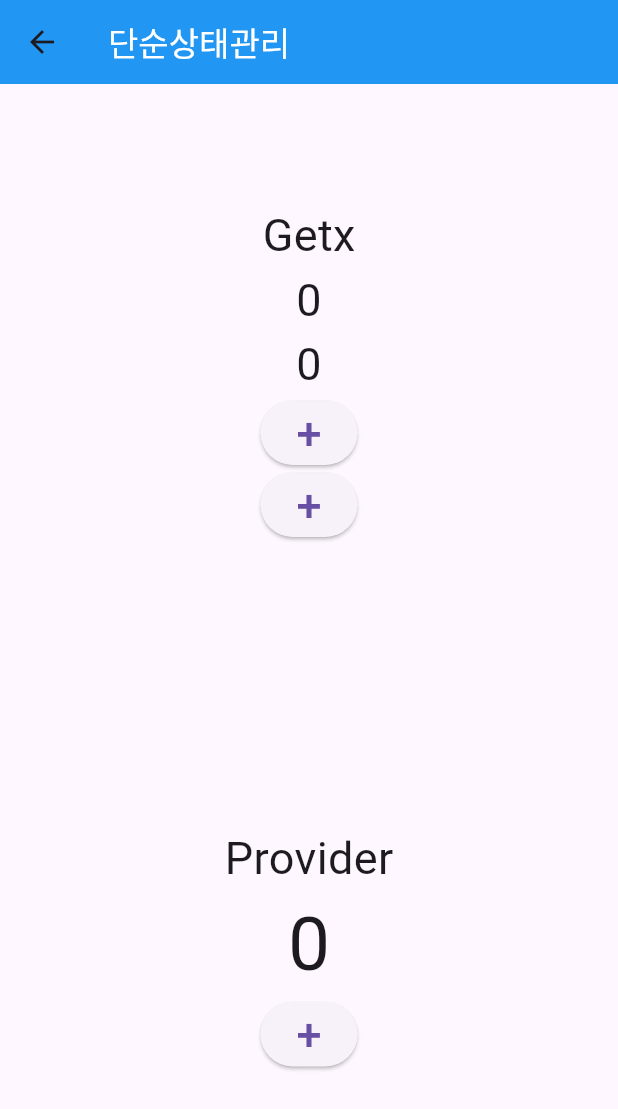
After one commit to MentalJava/flutter-getx, a Flutter app: the screen it shows after launch, after a tap on "단순상태관리", on a phone screen of 412 x 824 dp. The commit adds this screen. Shown: the top 1109 px of the screen. Run offline on Flutter 3.47's test engine with Material 3 defaults, Android fonts, the phone set to English and light mode, and no system bars; our stand-ins replace get.

Commit message:
상태관리

```diff
--- a/lib/main.dart
+++ b/lib/main.dart
@@ -2,8 +2,8 @@ import 'package:flutter/material.dart';
 import 'package:get/get.dart';
 import 'package:getx_flutter/src/home.dart';
 import 'package:getx_flutter/src/pages/next.dart';
-import 'package:getx_flutter/src/pages/normal/named/first.dart';
-import 'package:getx_flutter/src/pages/normal/named/second.dart';
+import 'package:getx_flutter/src/pages/named/first.dart';
+import 'package:getx_flutter/src/pages/named/second.dart';
 import 'package:getx_flutter/src/pages/user.dart';
 
 void main() {
--- /dev/null
+++ b/lib/src/controller/count_controller_with_getx.dart
@@ -0,0 +1,11 @@
+import 'package:flutter/material.dart';
+import 'package:get/get.dart';
+
+class CountControllerWithGetx extends GetxController {
+  int count = 0;
+
+  void increase(String id) {
+    count++;
+    update([id]);
+  }
+}
--- /dev/null
+++ b/lib/src/controller/count_controller_with_provider.dart
@@ -0,0 +1,9 @@
+import 'package:flutter/material.dart';
+
+class CountControllerWithProvider extends ChangeNotifier {
+  int count = 0;
+  void increase() {
+    count++;
+    notifyListeners();
+  }
+}
--- a/lib/src/home.dart
+++ b/lib/src/home.dart
@@ -1,7 +1,9 @@
 import 'package:flutter/material.dart';
 import 'package:get/get.dart';
+import 'package:getx_flutter/src/pages/dongjun.dart';
 import 'package:getx_flutter/src/pages/normal/first.dart';
-import 'package:getx_flutter/src/pages/normal/named/first.dart';
+import 'package:getx_flutter/src/pages/named/first.dart';
+import 'package:getx_flutter/src/pages/simple_state_manage_page.dart';
 
 class Home extends StatelessWidget {
   const Home({super.key});
@@ -56,6 +58,18 @@ class Home extends StatelessWidget {
               },
               child: const Text('동적 url'),
             ),
+            ElevatedButton(
+              onPressed: () {
+                Get.to(const SimpleStateManagePage());
+              },
+              child: const Text('단순상태관리'),
+            ),
+            ElevatedButton(
+              onPressed: () {
+                Get.to(const Dongjun());
+              },
+              child: const Text('동준'),
+            ),
           ],
         ),
       ),
--- a/lib/src/pages/normal/named/first.dart
+++ b/lib/src/pages/named/first.dart
@@ -1,6 +1,6 @@
 import 'package:flutter/material.dart';
 import 'package:get/get.dart';
-import 'package:getx_flutter/src/pages/normal/named/second.dart';
+import 'package:getx_flutter/src/pages/named/second.dart';
 import 'package:getx_flutter/src/pages/normal/second.dart';
 
 class FirstNamedPage extends StatelessWidget {
--- /dev/null
+++ b/lib/src/pages/simple_state_manage_page.dart
@@ -0,0 +1,40 @@
+import 'package:flutter/material.dart';
+import 'package:get/get.dart';
+import 'package:getx_flutter/src/controller/count_controller_with_getx.dart';
+import 'package:getx_flutter/src/controller/count_controller_with_provider.dart';
+import 'package:getx_flutter/src/pages/state/with_getx.dart';
+import 'package:getx_flutter/src/pages/state/with_provider.dart';
+import 'package:provider/provider.dart';
+
+class SimpleStateManagePage extends StatelessWidget {
+  const SimpleStateManagePage({super.key});
+
+  @override
+  Widget build(BuildContext context) {
+    return Scaffold(
+      appBar: AppBar(
+        backgroundColor: Colors.blue,
+        title: const Text(
+          '단순상태관리',
+          style: TextStyle(color: Colors.white),
+        ),
+      ),
+      body: Center(
+        child: Column(
+          mainAxisAlignment: MainAxisAlignment.center,
+          children: [
+            Expanded(
+              child: WithGetx(),
+            ),
+            Expanded(
+              child: ChangeNotifierProvider<CountControllerWithProvider>(
+                create: (context) => CountControllerWithProvider(),
+                child: const WithProvider(),
+              ),
+            ),
+          ],
+        ),
+      ),
+    );
+  }
+}
--- /dev/null
+++ b/lib/src/pages/state/with_getx.dart
@@ -0,0 +1,65 @@
+import 'package:flutter/material.dart';
+import 'package:get/get.dart';
+import 'package:get/get_connect/http/src/utils/utils.dart';
+import 'package:getx_flutter/src/controller/count_controller_with_getx.dart';
+
+class WithGetx extends StatelessWidget {
+  WithGetx({super.key});
+  final CountControllerWithGetx _controllerWithGetx =
+      Get.put(CountControllerWithGetx());
+
+  Widget _button(String id) {
+    return ElevatedButton(
+      onPressed: () {
+        _controllerWithGetx.increase(id);
+      },
+      child: const Text(
+        "+",
+        style: TextStyle(
+          fontSize: 30,
+        ),
+      ),
+    );
+  }
+
+  @override
+  Widget build(BuildContext context) {
+    return Center(
+      child: Column(
+        mainAxisAlignment: MainAxisAlignment.center,
+        children: [
+          const Text(
+            'Getx',
+            style: TextStyle(
+              fontSize: 30,
+            ),
+          ),
+          GetBuilder<CountControllerWithGetx>(
+            id: 'first',
+            builder: (controller) {
+              return Text(
+                "${controller.count}",
+                style: const TextStyle(
+                  fontSize: 30,
+                ),
+              );
+            },
+          ),
+          GetBuilder<CountControllerWithGetx>(
+            id: 'second',
+            builder: (controller) {
+              return Text(
+                "${controller.count}",
+                style: const TextStyle(
+                  fontSize: 30,
+                ),
+              );
+            },
+          ),
+          _button("first"),
+          _button("second"),
+        ],
+      ),
+    );
+  }
+}
--- /dev/null
+++ b/lib/src/pages/state/with_provider.dart
@@ -0,0 +1,50 @@
+import 'package:flutter/material.dart';
+import 'package:getx_flutter/src/controller/count_controller_with_provider.dart';
+import 'package:provider/provider.dart';
+
+class WithProvider extends StatelessWidget {
+  const WithProvider({super.key});
+
+  Widget _button(context) {
+    return ElevatedButton(
+      onPressed: () {
+        Provider.of<CountControllerWithProvider>(context, listen: false)
+            .increase();
+      },
+      child: const Text(
+        "+",
+        style: TextStyle(
+          fontSize: 30,
+        ),
+      ),
+    );
+  }
+
+  @override
+  Widget build(BuildContext context) {
+    return Center(
+      child: Column(
+        mainAxisAlignment: MainAxisAlignment.center,
+        children: [
+          const Text(
+            'Provider',
+            style: TextStyle(
+              fontSize: 30,
+            ),
+          ),
+          Consumer<CountControllerWithProvider>(
+            builder: (context, snapshot, child) {
+              return Text(
+                "${snapshot.count}",
+                style: const TextStyle(
+                  fontSize: 50,
+                ),
+              );
+            },
+          ),
+          _button(context),
+        ],
+      ),
+    );
+  }
+}
--- a/pubspec.yaml
+++ b/pubspec.yaml
@@ -36,6 +36,7 @@ dependencies:
   # Use with the CupertinoIcons class for iOS style icons.
   cupertino_icons: ^1.0.6
   get: ^4.6.6
+  provider: ^6.1.2
 
 dev_dependencies:
   flutter_test:
```
Also changed, not shown: lib/src/pages/dongjun.dart (added, +63 -0 lines), lib/src/pages/named/second.dart (renamed from lib/src/pages/normal/named/second.dart), pubspec.lock.
